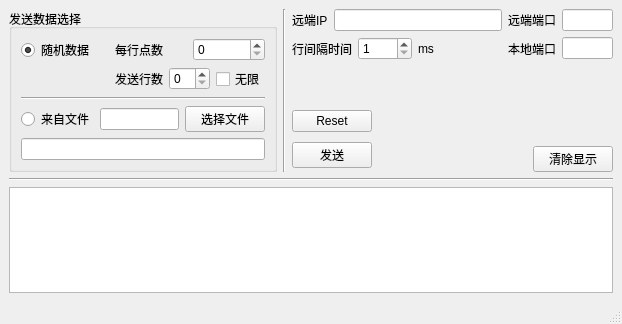
Old version of the form mainwindow.ui in the repository curious-heart/PointDataSender.
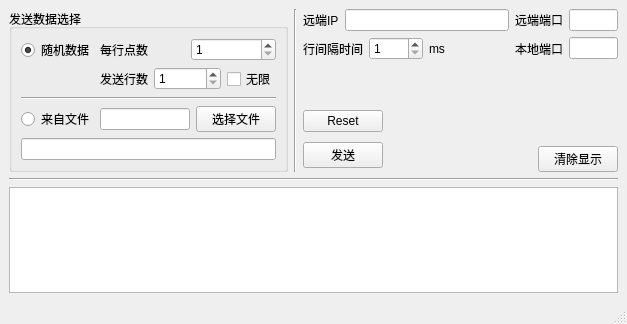
New version of the form.

Diff of the .ui file:
```diff
--- a/mainwindow.ui
+++ b/mainwindow.ui
@@ -64,7 +64,14 @@
                 </widget>
                </item>
                <item>
-                <widget class="QSpinBox" name="ptPerRowSpinBox"/>
+                <widget class="QSpinBox" name="ptPerRowSpinBox">
+                 <property name="minimum">
+                  <number>1</number>
+                 </property>
+                 <property name="maximum">
+                  <number>200</number>
+                 </property>
+                </widget>
                </item>
               </layout>
              </item>
@@ -78,7 +85,14 @@
                 </widget>
                </item>
                <item>
-                <widget class="QSpinBox" name="rowsToSendSpinBox"/>
+                <widget class="QSpinBox" name="rowsToSendSpinBox">
+                 <property name="minimum">
+                  <number>1</number>
+                 </property>
+                 <property name="maximum">
+                  <number>2147483647</number>
+                 </property>
+                </widget>
                </item>
                <item>
                 <widget class="QCheckBox" name="infinDataCheckBox">
```
